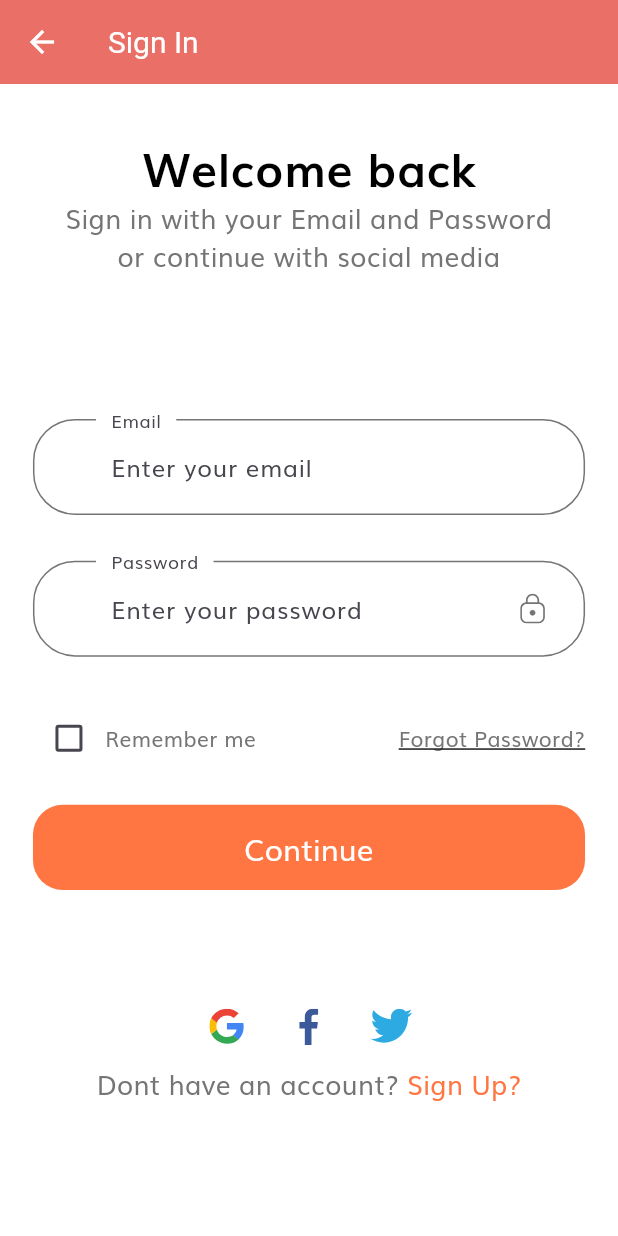
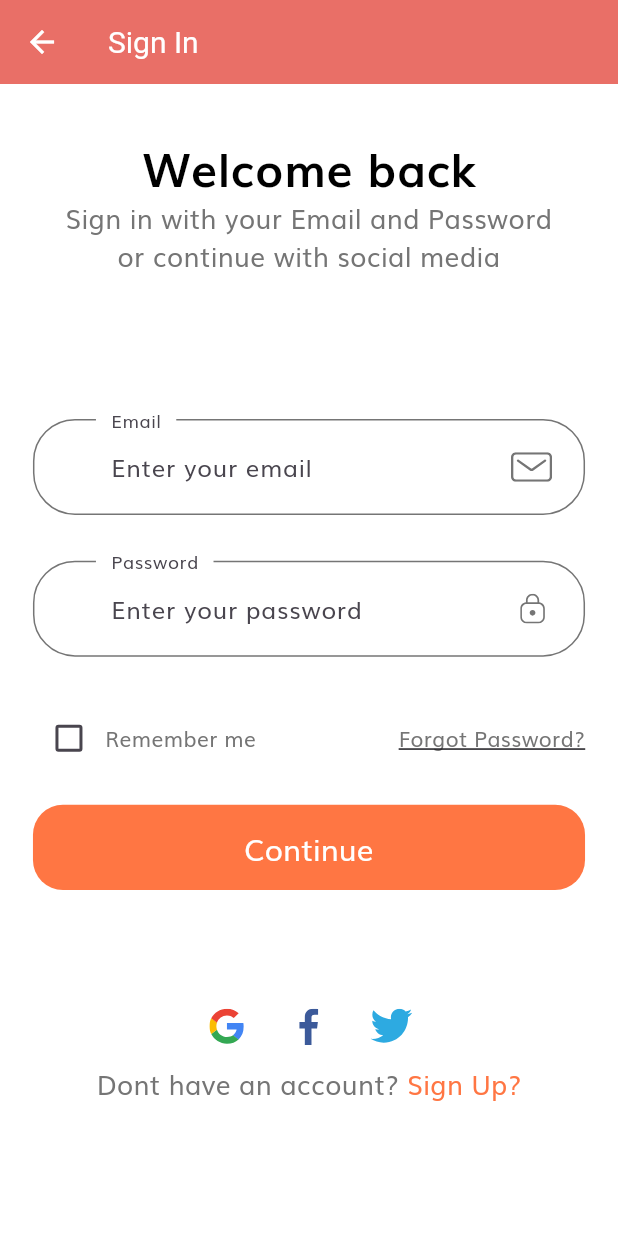
Before and after one commit to shaikhmoin/FlutterSample, a Flutter app: the screen it shows after launch, after a tap on "Continue", on a phone screen of 412 x 824 dp. Run offline on Flutter 3.47's test engine with Material 2 defaults, Android fonts, the phone set to English and light mode, and no system bars; our stand-ins replace flutter_svg; Roboto replaces fonts that are missing (OpenSans).

```diff
--- /dev/null
+++ b/firstfluttervscodeproj/lib/components/no_account_text.dart
@@ -0,0 +1,38 @@
+import 'package:firstfluttervscodeproj/constants.dart';
+import 'package:firstfluttervscodeproj/screens/forgotpassword/forgot_password_screen.dart';
+import 'package:firstfluttervscodeproj/size_config.dart';
+import 'package:flutter/material.dart';
+
+class NoAccountText extends StatelessWidget {
+  const NoAccountText({
+    super.key,
+  });
+
+  @override
+  Widget build(BuildContext context) {
+    return Row(
+      mainAxisAlignment: MainAxisAlignment.center,
+      children: [
+        Text(
+          "Dont have an account? ",
+          style: TextStyle(
+            fontSize: getProportionateScreenWidth(16),
+            fontWeight: FontWeight.normal,
+          ),
+        ),
+        GestureDetector(
+          // onTap: ()=> Navigator.popAndPushNamed(
+          //   context, ForgotPasswordScreen.routeName),
+          child: Text( //Wrap with widget for Text and then add GestureDetector
+            "Sign Up?",
+            style: TextStyle(
+              color: kPrimaryColor,
+              fontSize: getProportionateScreenWidth(16),
+              fontWeight: FontWeight.normal,
+            ),
+          ),
+        ),
+      ],
+    );
+  }
+}
--- a/firstfluttervscodeproj/lib/routes.dart
+++ b/firstfluttervscodeproj/lib/routes.dart
@@ -1,6 +1,7 @@
 // ignore_for_file: prefer_const_constructors
 
-import 'package:firstfluttervscodeproj/screens/SignIn/sign_in_screen.dart';
+import 'package:firstfluttervscodeproj/screens/forgotpassword/forgot_password_screen.dart';
+import 'package:firstfluttervscodeproj/screens/signIn/sign_in_screen.dart';
 import 'package:firstfluttervscodeproj/screens/splash/splash_screen.dart';
 import 'package:flutter/widgets.dart';
 
@@ -9,4 +10,5 @@ import 'package:flutter/widgets.dart';
 final Map<String, WidgetBuilder> routes = {
   SplashScreen.routeName: (context) => SplashScreen(),
   SignInScreen.routeName: (context) => SignInScreen(),
+  ForgotPasswordScreen.routeName: (context) => ForgotPasswordScreen(),
 };
--- a/firstfluttervscodeproj/lib/screens/SignIn/components/body.dart
+++ b/firstfluttervscodeproj/lib/screens/SignIn/components/body.dart
@@ -1,9 +1,8 @@
 // ignore_for_file: prefer_const_constructors
 
+import 'package:firstfluttervscodeproj/components/no_account_text.dart';
 import 'package:firstfluttervscodeproj/components/social_card.dart';
-import 'package:firstfluttervscodeproj/constants.dart';
 import 'package:flutter/material.dart';
-import 'package:flutter_svg/svg.dart';
 import '../../../size_config.dart';
 import 'sign_form.dart';
 
@@ -63,27 +62,7 @@ class BodyLogin extends StatelessWidget {
                   ),
                 ],
               ),
-
-              Row(
-                mainAxisAlignment: MainAxisAlignment.center,
-                children: [
-                  Text(
-                    "Dont have an account? ",
-                    style: TextStyle(
-                      fontSize: getProportionateScreenWidth(16),
-                      fontWeight: FontWeight.normal,
-                    ),
-                  ),
-                  Text(
-                    "Sign Up?",
-                    style: TextStyle(
-                      color: kPrimaryColor,
-                      fontSize: getProportionateScreenWidth(16),
-                      fontWeight: FontWeight.normal,
-                    ),
-                  ),
-                ],
-              )
+              NoAccountText(),
             ],
           ),
         ),
--- a/firstfluttervscodeproj/lib/screens/SignIn/components/sign_form.dart
+++ b/firstfluttervscodeproj/lib/screens/SignIn/components/sign_form.dart
@@ -3,6 +3,7 @@
 import 'package:firstfluttervscodeproj/components/custom_surfix_icon.dart';
 import 'package:firstfluttervscodeproj/components/default_button.dart';
 import 'package:firstfluttervscodeproj/constants.dart';
+import 'package:firstfluttervscodeproj/screens/forgotpassword/forgot_password_screen.dart';
 import 'package:firstfluttervscodeproj/size_config.dart';
 import 'package:flutter/material.dart';
 
@@ -40,9 +41,12 @@ class _SignFormState extends State<SignForm> {
                   }),
               Text("Remember me"),
               Spacer(),
-              Text(
-                "Forgot Password?",
-                style: TextStyle(decoration: TextDecoration.underline),
+              GestureDetector(
+                onTap: () => Navigator.pushNamed(context, ForgotPasswordScreen.routeName),
+                child: Text(
+                  "Forgot Password?",
+                  style: TextStyle(decoration: TextDecoration.underline),
+                ),
               )
             ],
           ),
@@ -63,7 +67,7 @@ class _SignFormState extends State<SignForm> {
         labelText: "Email",
         hintText: "Enter your email",
         floatingLabelBehavior: FloatingLabelBehavior.always,
-        // suffixIcon: CustomSurffixIcon(svgIcon: "assets/icons/Mail.svg"),
+        suffixIcon: CustomSurffixIcon(svgIcon: "assets/icons/Mail.svg"),
       ),
     );
   }
--- a/firstfluttervscodeproj/lib/screens/SignIn/sign_in_screen.dart
+++ b/firstfluttervscodeproj/lib/screens/SignIn/sign_in_screen.dart
@@ -1,8 +1,9 @@
 // ignore_for_file: prefer_const_constructors, use_key_in_widget_constructors
 
-import 'package:firstfluttervscodeproj/screens/SignIn/components/body.dart';
+import 'package:firstfluttervscodeproj/screens/signIn/components/body.dart';
 import 'package:flutter/material.dart';
 
+//StatefulWidget we can change data (Like API and etc)
 class SignInScreen extends StatefulWidget {
   static String routeName = "/sign_in";
 
@@ -11,7 +12,6 @@ class SignInScreen extends StatefulWidget {
 }
 
 class _SignInScreenState extends State<SignInScreen> {
-
 
 @override
   void initState() {
--- a/firstfluttervscodeproj/lib/screens/splash/components/body.dart
+++ b/firstfluttervscodeproj/lib/screens/splash/components/body.dart
@@ -1,5 +1,5 @@
 import 'package:firstfluttervscodeproj/constants.dart';
-import 'package:firstfluttervscodeproj/screens/SignIn/sign_in_screen.dart';
+import 'package:firstfluttervscodeproj/screens/signIn/sign_in_screen.dart';
 import 'package:firstfluttervscodeproj/size_config.dart';
 import 'package:flutter/material.dart';
 import '../components/splash_content.dart'; //This is the best practice
--- a/firstfluttervscodeproj/lib/screens/splash/splash_screen.dart
+++ b/firstfluttervscodeproj/lib/screens/splash/splash_screen.dart
@@ -1,8 +1,10 @@
+// ignore_for_file: use_key_in_widget_constructors
+
 import 'package:firstfluttervscodeproj/screens/splash/components/body.dart';
 import 'package:firstfluttervscodeproj/size_config.dart';
 import 'package:flutter/material.dart';
 
-// ignore: use_key_in_widget_constructors
+//StatelessWidget we cant change data. its a static.
 class SplashScreen extends StatelessWidget {
   static String routeName = "splash";
   // This widget is the root of your application.
```
Also changed, not shown: firstfluttervscodeproj/lib/screens/forgotpassword/components/body.dart (added, +60 -0 lines), firstfluttervscodeproj/lib/screens/forgotpassword/components/forgot_password_form.dart (added, +32 -0 lines), firstfluttervscodeproj/lib/screens/forgotpassword/forgot_password_screen.dart (added, +30 -0 lines).
